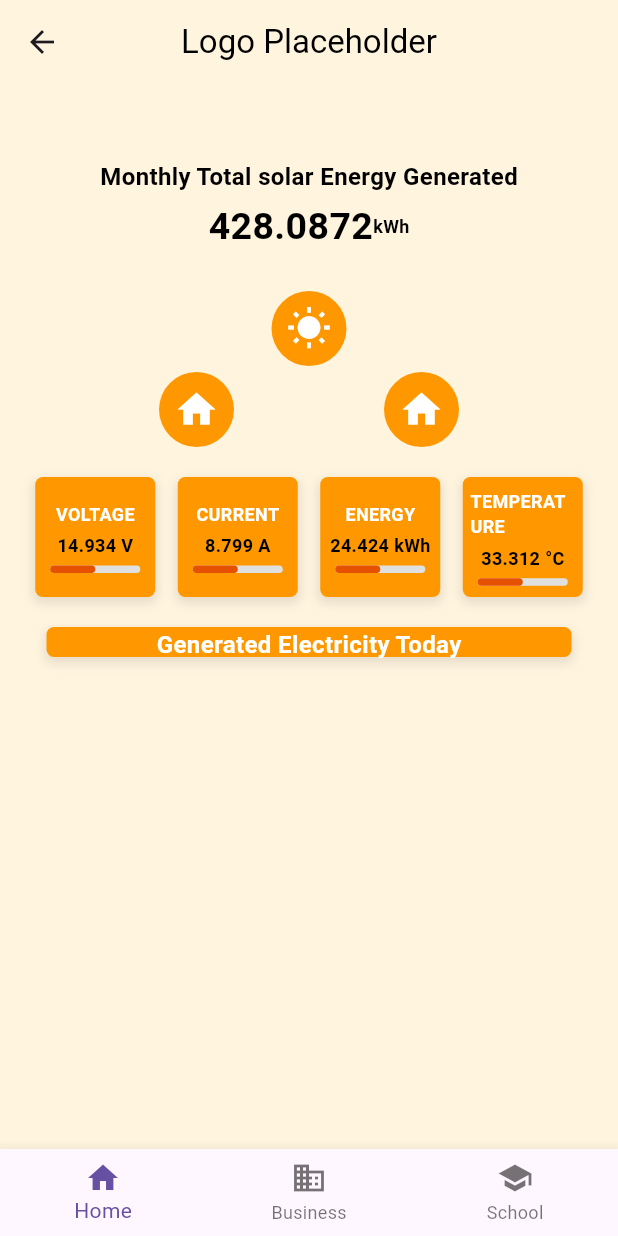
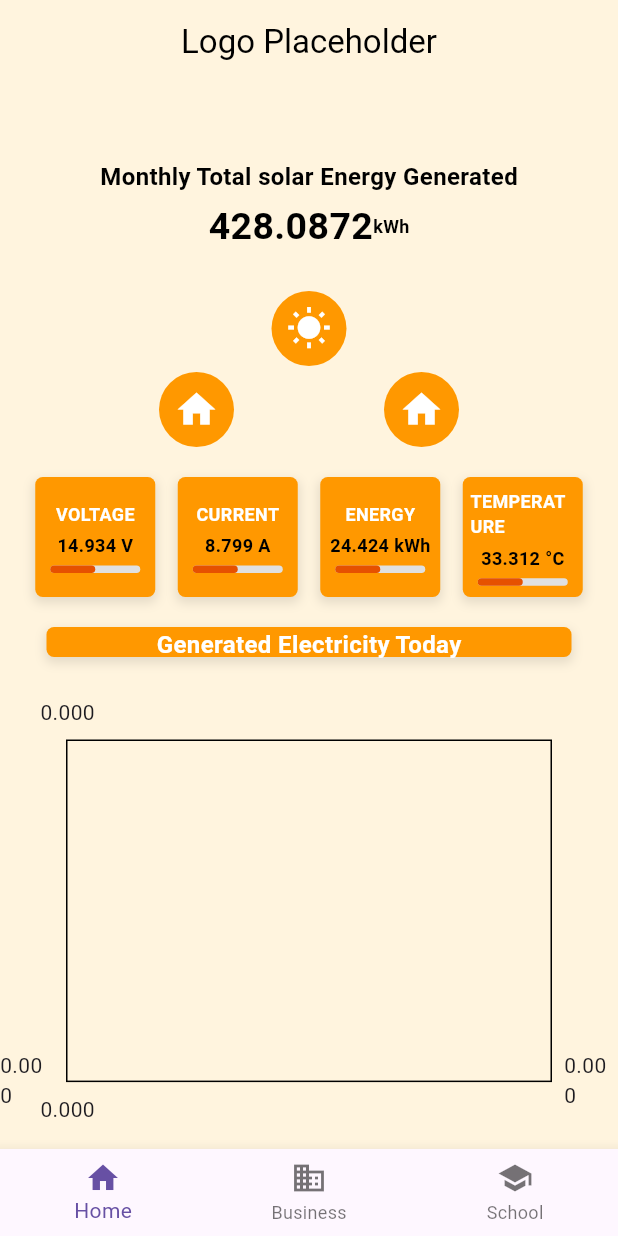
Before and after one commit to Alexdc12345/SINAG, a Flutter app: the HomePage screen opened directly, on a phone screen of 412 x 824 dp. Run offline on Flutter 3.47's test engine with Material 3 defaults, Android fonts, the light colour scheme and no system bars; drawn by our look-alikes of fl_chart.

Commit message:
Initial Commit hell yeah

```diff
--- a/lib/Screens/Home.dart
+++ b/lib/Screens/Home.dart
@@ -1,3 +1,4 @@
+import 'package:fl_chart/fl_chart.dart';
 import 'package:flutter/material.dart';
 
 class HomePage extends StatelessWidget {
@@ -136,6 +137,16 @@ class HomePage extends StatelessWidget {
               ],
             ),
           ),
+          const SizedBox(height: 25),
+          LineChart(
+            LineChartData(
+              gridData: const FlGridData(show: true), // Removed const from here
+              titlesData: const FlTitlesData(show: true),
+              borderData: FlBorderData(show: true),
+
+            )
+
+          ),
         ],
       ),
       bottomNavigationBar: BottomNavigationBar(
--- a/lib/Screens/Tester.dart
+++ b/lib/Screens/Tester.dart
@@ -1,4 +1,4 @@
-import 'package:flutter/material.dart';
+import 'package:flutter/material.dart' show Alignment, BuildContext, Canvas, Center, CircleAvatar, Color, Colors, Column, CustomPaint, CustomPainter, FontWeight, Icon, Icons, MaterialApp, Offset, Paint, Positioned, Scaffold, Size, SizedBox, Stack, StatelessWidget, Text, TextAlign, TextStyle, Widget;
 
 
 class Tester extends StatelessWidget {
@@ -19,7 +19,7 @@ class Tester extends StatelessWidget {
                 left: 70,
                 right: 70,
                 child: CustomPaint(
-                  size: Size(300, 100),
+                  size: const Size(300, 100),
                   painter: LinePainter(),
                 ),
               ),
--- a/lib/main.dart
+++ b/lib/main.dart
@@ -1,10 +1,10 @@
 import 'package:flutter/material.dart';
 import 'package:sinag/Screens/Home.dart';
 import 'package:sinag/Screens/Tester.dart';
-import 'package:sinag/Screens/line_chart_test';
+import 'package:sinag/Screens/charttest.dart';
 
 void main() {
-  runApp(MyApp());
+  runApp(const MyApp());
 }
 
 class MyApp extends StatelessWidget {
@@ -14,7 +14,7 @@ class MyApp extends StatelessWidget {
   Widget build(BuildContext context) {
     return const MaterialApp(
       debugShowCheckedModeBanner: false,
-      home: LineChartSample()
+      home: HomePage()
 
     );
   }
```
Also changed, not shown: lib/Screens/charttest.dart (added, +46 -0 lines), 1 other file.
